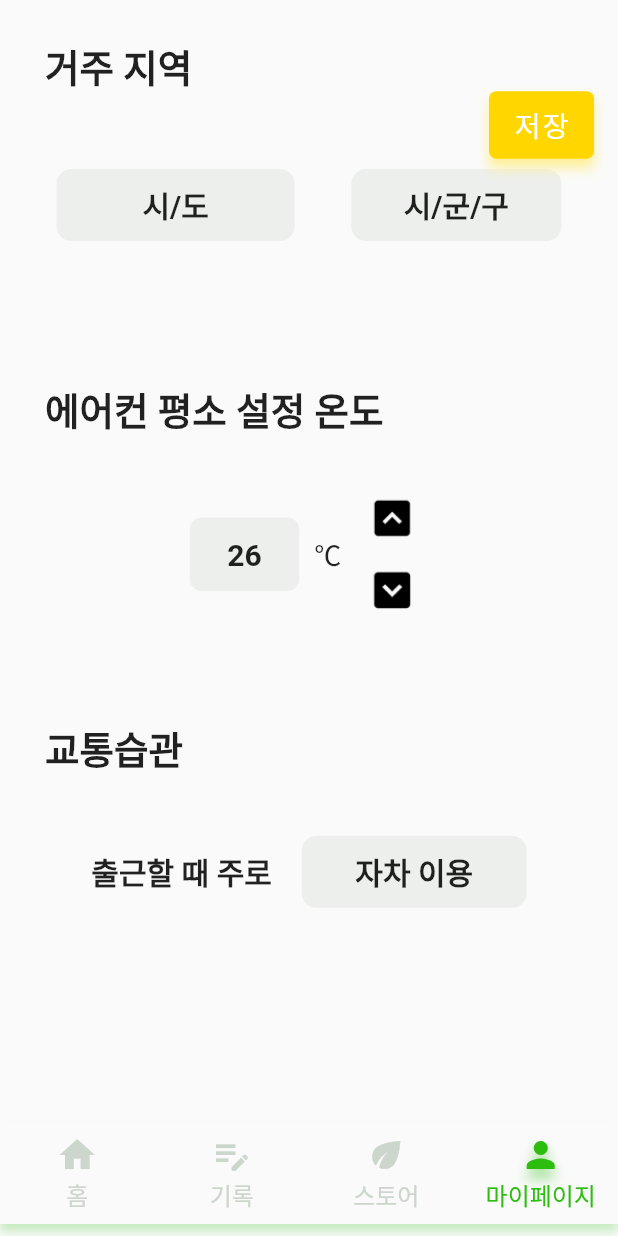
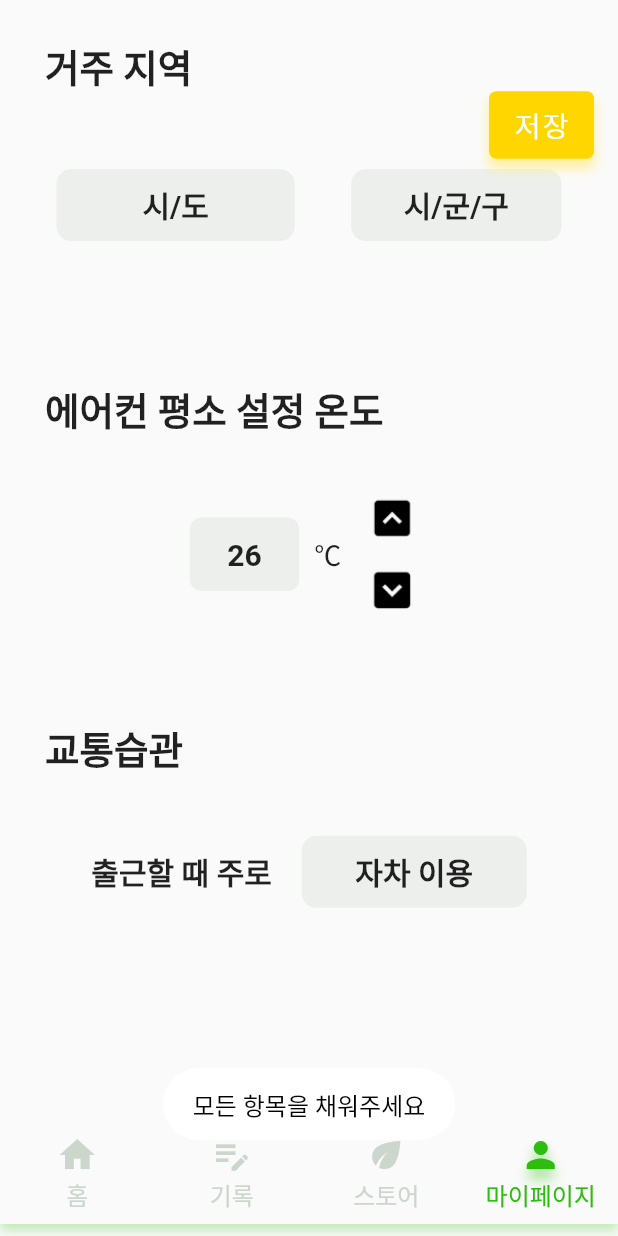
Before and after one commit to 21yuyu99/EcoTech-frontend, a Flutter app: the Settings screen opened directly, scrolled down 76 dp, after a tap on "저장", on a phone screen of 412 x 824 dp. Run offline on Flutter 3.47's test engine with Material 2 defaults, Android fonts, the phone set to English and light mode, and no system bars; our stand-ins replace firebase_auth, firebase_core, flutter_dotenv, fluttertoast, google_sign_in; missing offline and left inert: kakao_flutter_sdk, kakao_flutter_sdk_common; accounts and stored records are empty; Roboto replaces fonts that are missing (MainFont, gaegu).

Commit message:
기본 설정저장api 연결

```diff
--- a/lib/screen/mypage/setting.dart
+++ b/lib/screen/mypage/setting.dart
@@ -1,8 +1,11 @@
 import 'dart:convert';
 import 'package:firebase_auth/firebase_auth.dart' as google;
+import 'package:firebase_auth/firebase_auth.dart';
+import 'package:kakao_flutter_sdk/kakao_flutter_sdk.dart' as kakao;
 import 'package:flutter/material.dart';
 import 'package:frontend/screen/mypage/mypage.dart';
 import '../../utils/colors.dart';
+import '../../utils/which_login.dart';
 import '../../widget/bottom_bar.dart';
 import 'package:fluttertoast/fluttertoast.dart';
 import 'package:http/http.dart' as http;
@@ -18,33 +21,53 @@ class _SettingsState extends State<Settings> {
   int degree = 26;
   final _ProvinceList = ['시/도','서울특별시', '부산광역시', '대구광역시', '인천광역시', '광주광역시', '대전광역시', '울산광역시', '경기도', "강원도",
   "충청북도","충청남도","전라북도","전라남도","경상북도","경상남도","제주특별자치도","세종특별자치시"];
-  var _SelectedProvinceValue = '시/도';
+  var _SelectedProvinceValue= '시/도';
   final _ProvinceCodeList = ['0','11', '21', '22', '23', '24', '25', '26', '31', '32', '33', '34', '35', '36', '37', '38', '39', '41'];
   List _CityList = ['시/군/구'];
   var _SelectedCityValue = '시/군/구';
   final _CommutingHabitList = ['자차 이용', '대중교통 이용', '도보/자전거 이용','재택근무'];
   var _SelectedCommutingHabitValue = '자차 이용';
-  // void save_post() async {
-  //     final google.FirebaseAuth auth = google.FirebaseAuth.instance;
-  //     final google.User? user = auth.currentUser;
-  //     try{
-  //
-  //     }
-  //     if (user != null) {
-  //       setState(() {
-  //         nickname = user.displayName;
-  //       });
-  //     } else {
-  //       try {
-  //         final kakao.User kakaoUser = await kakao.UserApi.instance.me();
-  //         setState(() {
-  //           nickname = kakaoUser.kakaoAccount?.profile?.nickname;
-  //         });
-  //       } catch (e) {
-  //         print('사용자 정보 요청 실패: $e');
-  //       }
-  //     }
-  // }
+
+
+  Future<int> save_post() async {
+    String which = await which_login();
+    late final user_id,nickname;
+    if(which == "google") {
+      try {
+        final FirebaseAuth auth = FirebaseAuth.instance;
+        final google.User? user = auth.currentUser;
+        user_id = user?.uid;
+        nickname = user?.displayName;
+      }
+      catch (error) {
+        print("구글 정보 보내기 오류");
+      }
+    }
+    else if(which == "kakao"){
+      try {
+        final kakao.User user = await kakao.UserApi.instance.me();
+        user_id = user.id;
+        nickname = user.properties?['nickname'];
+      } catch (e) {
+        print('카카오 사용자 정보 보내기 실패: $e');
+      }
+    }
+    else{
+      print("저장 오류");
+      return 404;
+    }
+    var url = Uri.parse('http://ec2-13-209-22-145.ap-northeast-2.compute.amazonaws.com:3036/user/info');
+    var response = await http.post(url,body:{
+      "user_id" : user_id.toString(),
+      "metro" : _SelectedProvinceValue,
+      "city" : _SelectedCityValue,
+      "air_habit" : degree.toString(),
+      "car_habit" : _SelectedCommutingHabitValue == "자차 이용"?"1":"0",
+      "nickname" : nickname,
+    });
+    return response.statusCode;
+  }
+
   @override
   Widget build(BuildContext context) {
     return Scaffold(
@@ -67,21 +90,38 @@ class _SettingsState extends State<Settings> {
         shape: RoundedRectangleBorder(
         borderRadius: BorderRadius.all(Radius.circular(5.0))),
         onPressed: () async {
-          var url = Uri.parse('http://ec2-13-209-22-145.ap-northeast-2.compute.amazonaws.com:3036/user/info');
-          var response = await http.post(url,body:{
-              // "user_id" =
-          });
-          print(response.statusCode);
-          print(response.body);
-          Fluttertoast.showToast(
-              msg: "저장되었습니다",
+          if(_SelectedProvinceValue !="시/도" && _SelectedCityValue!="시/군/구"){
+            final post = await save_post();
+            if(post == 200){
+              Fluttertoast.showToast(
+                msg: "저장되었습니다",
+                gravity: ToastGravity.BOTTOM,
+                fontSize: 16.0,
+                textColor: Colors.black,
+                backgroundColor: Colors.white,
+              );Navigator.push(
+                  context,
+                  MaterialPageRoute(builder: (context) => const MyPage()));
+            }
+            else{
+              Fluttertoast.showToast(
+                msg: "저장 실패",
+                gravity: ToastGravity.BOTTOM,
+                fontSize: 16.0,
+                textColor: Colors.black,
+                backgroundColor: Colors.white,
+              );
+            }
+          }
+          else{
+            Fluttertoast.showToast(
+              msg: "모든 항목을 채워주세요",
               gravity: ToastGravity.BOTTOM,
               fontSize: 16.0,
               textColor: Colors.black,
               backgroundColor: Colors.white,
-          );Navigator.push(
-              context,
-              MaterialPageRoute(builder: (context) => const MyPage()));
+            );
+          }
           },
         backgroundColor: AppColor.accentColor,
         child: Text("저장",style: TextStyle(fontSize: 19,fontWeight: FontWeight.w500),),
```
